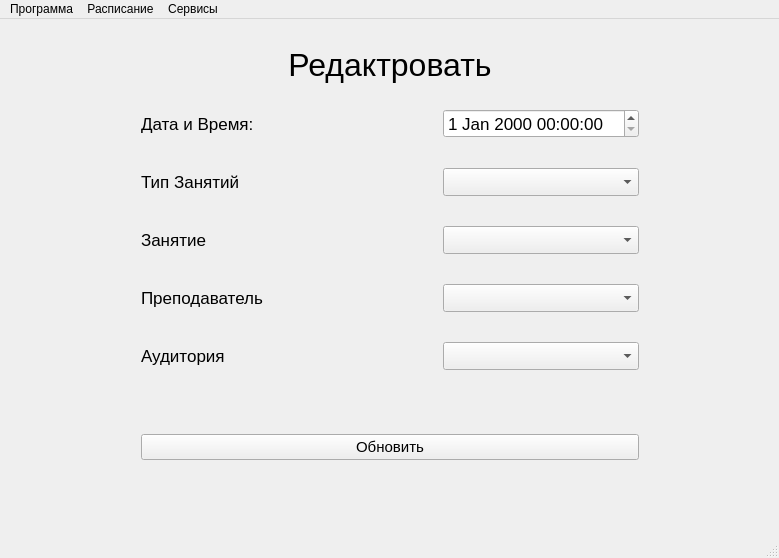
This is src/dsg/ui_sourse/Main_Form.ui in Engin-of-MAD/CourseWork as Qt 5 draws it before an edit. The edited form follows.
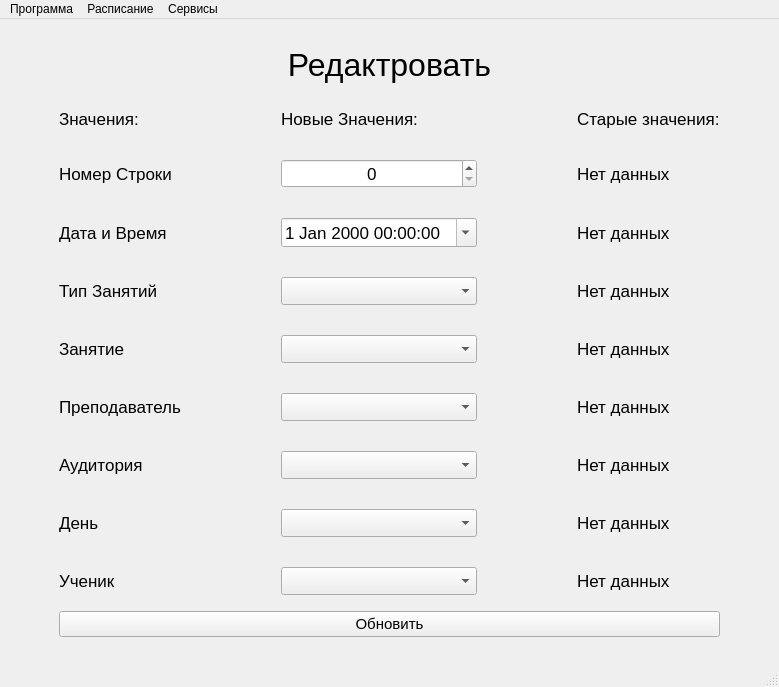
This is the edited form. The open tabs and pages were chosen to show the change.

```diff
--- a/src/dsg/ui_sourse/Main_Form.ui
+++ b/src/dsg/ui_sourse/Main_Form.ui
@@ -7,7 +7,7 @@
     <x>0</x>
     <y>0</y>
     <width>779</width>
-    <height>549</height>
+    <height>687</height>
    </rect>
   </property>
   <property name="sizePolicy">
@@ -35,7 +35,7 @@
        </font>
       </property>
       <property name="currentIndex">
-       <number>2</number>
+       <number>3</number>
       </property>
       <widget class="QWidget" name="GreetingScreen">
        <layout class="QGridLayout" name="gridLayout_10">
@@ -592,47 +592,6 @@
       </widget>
       <widget class="QWidget" name="EditSchdl">
        <layout class="QGridLayout" name="gridLayout_7">
-        <item row="2" column="1">
-         <spacer name="verticalSpacer_16">
-          <property name="orientation">
-           <enum>Qt::Vertical</enum>
-          </property>
-          <property name="sizeType">
-           <enum>QSizePolicy::Fixed</enum>
-          </property>
-          <property name="sizeHint" stdset="0">
-           <size>
-            <width>20</width>
-            <height>20</height>
-           </size>
-          </property>
-         </spacer>
-        </item>
-        <item row="5" column="1">
-         <widget class="QPushButton" name="pushButton">
-          <property name="font">
-           <font>
-            <pointsize>11</pointsize>
-           </font>
-          </property>
-          <property name="text">
-           <string>Обновить</string>
-          </property>
-         </widget>
-        </item>
-        <item row="3" column="2">
-         <spacer name="horizontalSpacer_19">
-          <property name="orientation">
-           <enum>Qt::Horizontal</enum>
-          </property>
-          <property name="sizeHint" stdset="0">
-           <size>
-            <width>40</width>
-            <height>20</height>
-           </size>
-          </property>
-         </spacer>
-        </item>
         <item row="3" column="0">
          <spacer name="horizontalSpacer_18">
           <property name="orientation">
@@ -646,6 +605,19 @@
           </property>
          </spacer>
         </item>
+        <item row="3" column="2">
+         <spacer name="horizontalSpacer_19">
+          <property name="orientation">
+           <enum>Qt::Horizontal</enum>
+          </property>
+          <property name="sizeHint" stdset="0">
+           <size>
+            <width>40</width>
+            <height>20</height>
+           </size>
+          </property>
+         </spacer>
+        </item>
         <item row="4" column="1">
          <spacer name="verticalSpacer_14">
           <property name="orientation">
@@ -659,6 +631,34 @@
           </property>
          </spacer>
         </item>
+        <item row="5" column="1">
+         <widget class="QPushButton" name="update_edit_schdl_btn">
+          <property name="font">
+           <font>
+            <pointsize>11</pointsize>
+           </font>
+          </property>
+          <property name="text">
+           <string>Обновить</string>
+          </property>
+         </widget>
+        </item>
+        <item row="2" column="1">
+         <spacer name="verticalSpacer_16">
+          <property name="orientation">
+           <enum>Qt::Vertical</enum>
+          </property>
+          <property name="sizeType">
+           <enum>QSizePolicy::Fixed</enum>
+          </property>
+          <property name="sizeHint" stdset="0">
+           <size>
+            <width>20</width>
+            <height>20</height>
+           </size>
+          </property>
+         </spacer>
+        </item>
         <item row="0" column="1">
          <spacer name="verticalSpacer_15">
           <property name="orientation">
@@ -675,142 +675,18 @@
           </property>
          </spacer>
         </item>
-        <item row="3" column="1">
-         <layout class="QGridLayout" name="gridLayout_6">
-          <property name="horizontalSpacing">
-           <number>100</number>
+        <item row="6" column="1">
+         <spacer name="verticalSpacer_22">
+          <property name="orientation">
+           <enum>Qt::Vertical</enum>
           </property>
-          <property name="verticalSpacing">
-           <number>30</number>
+          <property name="sizeHint" stdset="0">
+           <size>
+            <width>20</width>
+            <height>40</height>
+           </size>
           </property>
-          <item row="2" column="2">
-           <widget class="QComboBox" name="lesson_cb_2">
-            <property name="font">
-             <font>
-              <pointsize>13</pointsize>
-             </font>
-            </property>
-           </widget>
-          </item>
-          <item row="3" column="2">
-           <widget class="QComboBox" name="teacher_cb_2">
-            <property name="font">
-             <font>
-              <pointsize>13</pointsize>
-             </font>
-            </property>
-           </widget>
-          </item>
-          <item row="4" column="0">
-           <widget class="QLabel" name="audition_2">
-            <property name="font">
-             <font>
-              <pointsize>13</pointsize>
-             </font>
-            </property>
-            <property name="text">
-             <string>Аудитория</string>
-            </property>
-           </widget>
-          </item>
-          <item row="3" column="0">
-           <widget class="QLabel" name="teacher_2">
-            <property name="font">
-             <font>
-              <pointsize>13</pointsize>
-             </font>
-            </property>
-            <property name="text">
-             <string>Преподаватель</string>
-            </property>
-           </widget>
-          </item>
-          <item row="0" column="0">
-           <widget class="QLabel" name="date_lbl_2">
-            <property name="font">
-             <font>
-              <pointsize>13</pointsize>
-             </font>
-            </property>
-            <property name="text">
-             <string>Дата и Время:</string>
-            </property>
-           </widget>
-          </item>
-          <item row="1" column="0">
-           <widget class="QLabel" name="type_lesson_lbl_2">
-            <property name="sizePolicy">
-             <sizepolicy hsizetype="Fixed" vsizetype="Preferred">
-              <horstretch>0</horstretch>
-              <verstretch>0</verstretch>
-             </sizepolicy>
-            </property>
-            <property name="font">
-             <font>
-              <pointsize>13</pointsize>
-             </font>
-            </property>
-            <property name="text">
-             <string>Тип Занятий</string>
-            </property>
-           </widget>
-          </item>
-          <item row="4" column="2">
-           <widget class="QComboBox" name="aud_cb_2">
-            <property name="font">
-             <font>
-              <pointsize>13</pointsize>
-             </font>
-            </property>
-           </widget>
-          </item>
-          <item row="0" column="1">
-           <spacer name="horizontalSpacer_16">
-            <property name="orientation">
-             <enum>Qt::Horizontal</enum>
-            </property>
-            <property name="sizeType">
-             <enum>QSizePolicy::Fixed</enum>
-            </property>
-            <property name="sizeHint" stdset="0">
-             <size>
-              <width>80</width>
-              <height>20</height>
-             </size>
-            </property>
-           </spacer>
-          </item>
-          <item row="0" column="2">
-           <widget class="QDateTimeEdit" name="dateTimeEdit_2">
-            <property name="font">
-             <font>
-              <pointsize>13</pointsize>
-             </font>
-            </property>
-           </widget>
-          </item>
-          <item row="1" column="2">
-           <widget class="QComboBox" name="type_lesson_cb_2">
-            <property name="font">
-             <font>
-              <pointsize>13</pointsize>
-             </font>
-            </property>
-           </widget>
-          </item>
-          <item row="2" column="0">
-           <widget class="QLabel" name="lessob_lbl_2">
-            <property name="font">
-             <font>
-              <pointsize>13</pointsize>
-             </font>
-            </property>
-            <property name="text">
-             <string>Занятие</string>
-            </property>
-           </widget>
-          </item>
-         </layout>
+         </spacer>
         </item>
         <item row="1" column="1">
          <widget class="QLabel" name="label_3">
@@ -827,18 +703,333 @@
           </property>
          </widget>
         </item>
-        <item row="6" column="1">
-         <spacer name="verticalSpacer_22">
-          <property name="orientation">
-           <enum>Qt::Vertical</enum>
+        <item row="3" column="1">
+         <layout class="QGridLayout" name="gridLayout_6">
+          <property name="horizontalSpacing">
+           <number>100</number>
           </property>
-          <property name="sizeHint" stdset="0">
-           <size>
-            <width>20</width>
-            <height>40</height>
-           </size>
+          <property name="verticalSpacing">
+           <number>30</number>
           </property>
-         </spacer>
+          <item row="7" column="2">
+           <widget class="QLabel" name="old_aud_lbl">
+            <property name="font">
+             <font>
+              <pointsize>13</pointsize>
+             </font>
+            </property>
+            <property name="text">
+             <string>Нет данных</string>
+            </property>
+           </widget>
+          </item>
+          <item row="9" column="1">
+           <widget class="QComboBox" name="stud_cb_edit">
+            <property name="font">
+             <font>
+              <pointsize>13</pointsize>
+             </font>
+            </property>
+           </widget>
+          </item>
+          <item row="8" column="0">
+           <widget class="QLabel" name="day_lbl_edit">
+            <property name="font">
+             <font>
+              <pointsize>13</pointsize>
+             </font>
+            </property>
+            <property name="text">
+             <string>День</string>
+            </property>
+           </widget>
+          </item>
+          <item row="9" column="0">
+           <widget class="QLabel" name="stud_lb_editl">
+            <property name="font">
+             <font>
+              <pointsize>13</pointsize>
+             </font>
+            </property>
+            <property name="text">
+             <string>Ученик</string>
+            </property>
+           </widget>
+          </item>
+          <item row="8" column="1">
+           <widget class="QComboBox" name="day_cb_edit">
+            <property name="font">
+             <font>
+              <pointsize>13</pointsize>
+             </font>
+            </property>
+           </widget>
+          </item>
+          <item row="5" column="1">
+           <widget class="QComboBox" name="lesson_cb_edit">
+            <property name="font">
+             <font>
+              <pointsize>13</pointsize>
+             </font>
+            </property>
+           </widget>
+          </item>
+          <item row="8" column="2">
+           <widget class="QLabel" name="old_day_lbl">
+            <property name="font">
+             <font>
+              <pointsize>13</pointsize>
+             </font>
+            </property>
+            <property name="text">
+             <string>Нет данных</string>
+            </property>
+           </widget>
+          </item>
+          <item row="6" column="1">
+           <widget class="QComboBox" name="teacher_cb_edit">
+            <property name="font">
+             <font>
+              <pointsize>13</pointsize>
+             </font>
+            </property>
+           </widget>
+          </item>
+          <item row="6" column="0">
+           <widget class="QLabel" name="teacher_edit_lbl">
+            <property name="font">
+             <font>
+              <pointsize>13</pointsize>
+             </font>
+            </property>
+            <property name="text">
+             <string>Преподаватель</string>
+            </property>
+           </widget>
+          </item>
+          <item row="4" column="0">
+           <widget class="QLabel" name="type_lesson_lbl_edit">
+            <property name="sizePolicy">
+             <sizepolicy hsizetype="Fixed" vsizetype="Preferred">
+              <horstretch>0</horstretch>
+              <verstretch>0</verstretch>
+             </sizepolicy>
+            </property>
+            <property name="font">
+             <font>
+              <pointsize>13</pointsize>
+             </font>
+            </property>
+            <property name="text">
+             <string>Тип Занятий</string>
+            </property>
+           </widget>
+          </item>
+          <item row="3" column="0">
+           <widget class="QLabel" name="date_lbl_edit">
+            <property name="font">
+             <font>
+              <pointsize>13</pointsize>
+             </font>
+            </property>
+            <property name="text">
+             <string>Дата и Время</string>
+            </property>
+           </widget>
+          </item>
+          <item row="7" column="0">
+           <widget class="QLabel" name="aud_lbl_edit">
+            <property name="font">
+             <font>
+              <pointsize>13</pointsize>
+             </font>
+            </property>
+            <property name="text">
+             <string>Аудитория</string>
+            </property>
+           </widget>
+          </item>
+          <item row="4" column="1">
+           <widget class="QComboBox" name="type_lesson_cb_edit">
+            <property name="font">
+             <font>
+              <pointsize>13</pointsize>
+             </font>
+            </property>
+           </widget>
+          </item>
+          <item row="7" column="1">
+           <widget class="QComboBox" name="aud_cb_edit">
+            <property name="font">
+             <font>
+              <pointsize>13</pointsize>
+             </font>
+            </property>
+           </widget>
+          </item>
+          <item row="3" column="1">
+           <widget class="QDateTimeEdit" name="dateTime_edit">
+            <property name="font">
+             <font>
+              <pointsize>13</pointsize>
+             </font>
+            </property>
+            <property name="showGroupSeparator" stdset="0">
+             <bool>false</bool>
+            </property>
+            <property name="calendarPopup">
+             <bool>true</bool>
+            </property>
+            <property name="currentSectionIndex">
+             <number>0</number>
+            </property>
+           </widget>
+          </item>
+          <item row="5" column="0">
+           <widget class="QLabel" name="lessob_lbl_edit">
+            <property name="font">
+             <font>
+              <pointsize>13</pointsize>
+             </font>
+            </property>
+            <property name="text">
+             <string>Занятие</string>
+            </property>
+           </widget>
+          </item>
+          <item row="4" column="2">
+           <widget class="QLabel" name="old_type_lesson_lbl">
+            <property name="font">
+             <font>
+              <pointsize>13</pointsize>
+             </font>
+            </property>
+            <property name="text">
+             <string>Нет данных</string>
+            </property>
+           </widget>
+          </item>
+          <item row="6" column="2">
+           <widget class="QLabel" name="old_teacher_lbl">
+            <property name="font">
+             <font>
+              <pointsize>13</pointsize>
+             </font>
+            </property>
+            <property name="text">
+             <string>Нет данных</string>
+            </property>
+           </widget>
+          </item>
+          <item row="1" column="1">
+           <widget class="QLabel" name="new_values_lbl">
+            <property name="font">
+             <font>
+              <pointsize>13</pointsize>
+             </font>
+            </property>
+            <property name="text">
+             <string>Новые Значения:</string>
+            </property>
+           </widget>
+          </item>
+          <item row="1" column="2">
+           <widget class="QLabel" name="old_values_lbl">
+            <property name="font">
+             <font>
+              <pointsize>13</pointsize>
+             </font>
+            </property>
+            <property name="text">
+             <string>Старые значения:</string>
+            </property>
+           </widget>
+          </item>
+          <item row="3" column="2">
+           <widget class="QLabel" name="old_date_time">
+            <property name="font">
+             <font>
+              <pointsize>13</pointsize>
+             </font>
+            </property>
+            <property name="text">
+             <string>Нет данных</string>
+            </property>
+           </widget>
+          </item>
+          <item row="5" column="2">
+           <widget class="QLabel" name="old_lessons_lbl">
+            <property name="font">
+             <font>
+              <pointsize>13</pointsize>
+             </font>
+            </property>
+            <property name="text">
+             <string>Нет данных</string>
+            </property>
+           </widget>
+          </item>
+          <item row="9" column="2">
+           <widget class="QLabel" name="old_stud_lbl">
+            <property name="font">
+             <font>
+              <pointsize>13</pointsize>
+             </font>
+            </property>
+            <property name="text">
+             <string>Нет данных</string>
+            </property>
+           </widget>
+          </item>
+          <item row="2" column="0">
+           <widget class="QLabel" name="num_row_lbl">
+            <property name="font">
+             <font>
+              <pointsize>13</pointsize>
+             </font>
+            </property>
+            <property name="text">
+             <string>Номер Строки</string>
+            </property>
+           </widget>
+          </item>
+          <item row="2" column="1">
+           <widget class="QSpinBox" name="num_row_sb">
+            <property name="font">
+             <font>
+              <pointsize>13</pointsize>
+             </font>
+            </property>
+            <property name="alignment">
+             <set>Qt::AlignCenter</set>
+            </property>
+           </widget>
+          </item>
+          <item row="1" column="0">
+           <widget class="QLabel" name="values">
+            <property name="font">
+             <font>
+              <pointsize>13</pointsize>
+             </font>
+            </property>
+            <property name="text">
+             <string>Значения:</string>
+            </property>
+           </widget>
+          </item>
+          <item row="2" column="2">
+           <widget class="QLabel" name="row_state_lbl">
+            <property name="font">
+             <font>
+              <pointsize>13</pointsize>
+             </font>
+            </property>
+            <property name="text">
+             <string>Нет данных</string>
+            </property>
+           </widget>
+          </item>
+         </layout>
         </item>
        </layout>
       </widget>
```
